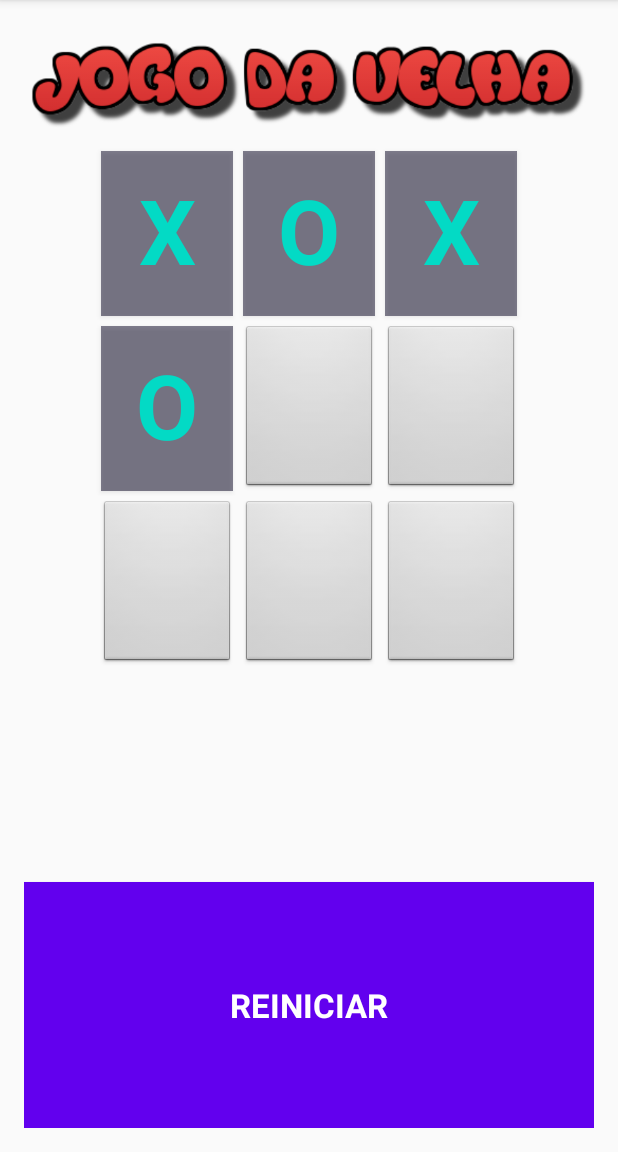
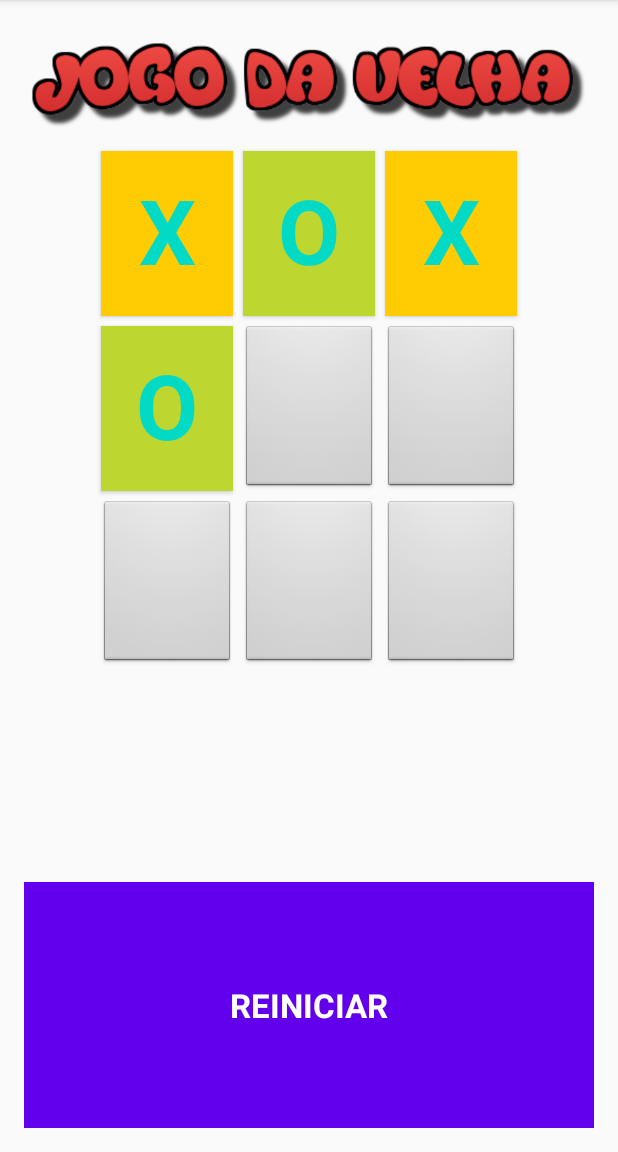
Before and after one commit to MichelSantosNaki/JogoVelha, an Android app: the screen it shows after launch (MainActivity), after a tap on an icon or button, on a phone screen of 412 x 824 dp, the part 84-1236 px from its top. Run offline under Robolectric (Android 15) with nearby library versions, the phone set to English and light mode, and no system bars; 3 other taps on this screen came first.

Commit message:
arrumado cor do fundo dos botoes

```diff
--- a/app/src/main/java/micheldev/com/br/MainActivity.kt
+++ b/app/src/main/java/micheldev/com/br/MainActivity.kt
@@ -4,6 +4,7 @@ import androidx.appcompat.app.AppCompatActivity
 import android.os.Bundle
 import android.view.View
 import android.widget.Button
+import android.widget.Toast
 import java.io.BufferedReader
 
 class MainActivity : AppCompatActivity() {
@@ -19,19 +20,20 @@ class MainActivity : AppCompatActivity() {
     fun play(position: Int, btnSelected: Button){
         if (currentplayer == 1){
             btnSelected.text = "X"
-            btnSelected.setBackgroundColor(R.color.colorPrimaryDark)
+            btnSelected.setBackgroundResource(R.color.colorPlayer1)
             playerOne.add(position)
             currentplayer = 2
 
         }else {
             if (currentplayer == 2) {
                 btnSelected.text = "O"
-                btnSelected.setBackgroundColor(R.color.colorPrimaryDark)
-                playerOne.add(position)
+                btnSelected.setBackgroundResource(R.color.colorPlayer2)
+                playertwo.add(position)
                 currentplayer = 1
             }
         }
         btnSelected.isClickable = false
+        checkResult()
 
     }
 
@@ -72,6 +74,9 @@ class MainActivity : AppCompatActivity() {
        }
 
 
-
+        when(winer){
+            1 -> Toast.makeText(this, "Parabén o jogadoe 1 venceu", Toast.LENGTH_LONG).show()
+            2 -> Toast.makeText(this, "Parabén o jogadoe 2 venceu", Toast.LENGTH_LONG).show()
+        }
    }
 }
--- a/app/src/main/res/values/colors.xml
+++ b/app/src/main/res/values/colors.xml
@@ -3,4 +3,8 @@
     <color name="colorPrimary">#6200EE</color>
     <color name="colorPrimaryDark">#3700B3</color>
     <color name="colorAccent">#03DAC5</color>
+
+    <color name="colorPlayer1">#FFCC04</color>
+    <color name="colorPlayer2">#BED630</color>
+
 </resources>
```
